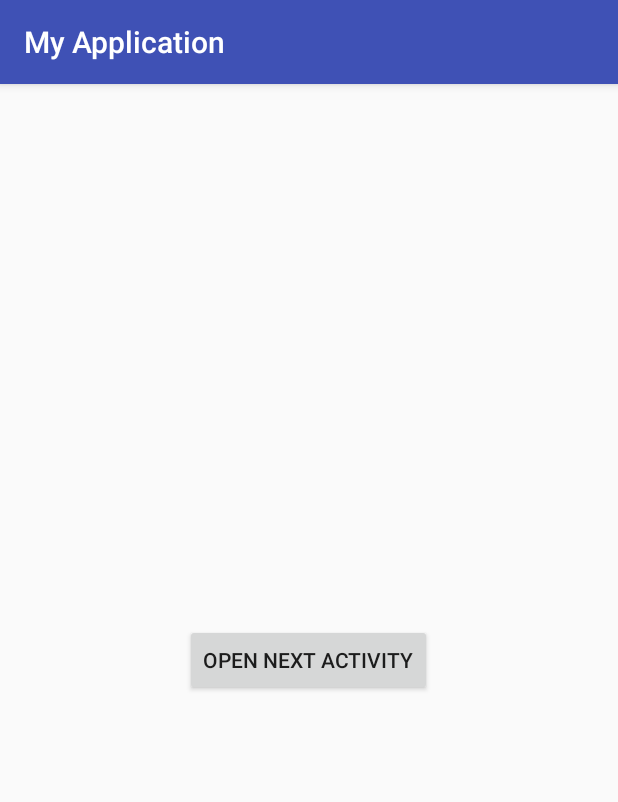
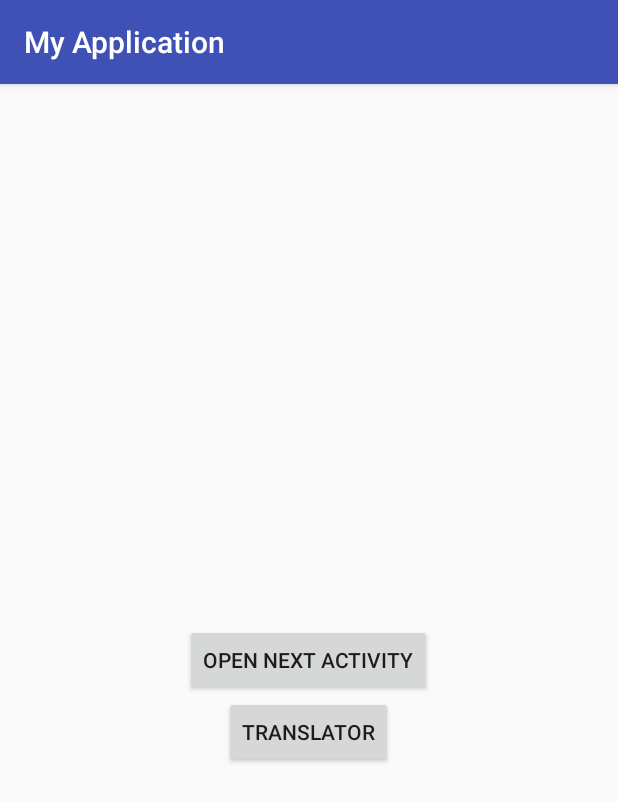
Before and after one commit to translationexchange/tml-java-android-samples-basic, an Android app: the screen it shows after launch (SplashActivity), on a phone screen of 412 x 824 dp. Shown: the top 802 px of the screen. Run offline under Robolectric (Android 15) with nearby library versions, the phone set to English and light mode, and no system bars; libraries missing offline, so code that uses them is left out: com.translationexchange.android; 3 statements that could not run were skipped.

Commit message:
Added button for open translation activity

```diff
--- a/app/src/main/java/com/translationexchange/samples/activity/SplashActivity.java
+++ b/app/src/main/java/com/translationexchange/samples/activity/SplashActivity.java
@@ -11,6 +11,7 @@ import android.view.View;
 import android.widget.Button;
 
 import com.translationexchange.android.TmlAndroid;
+import com.translationexchange.android.activities.OptionActivity;
 import com.translationexchange.android.interfaces.TmlAnnotation;
 import com.translationexchange.core.Tml;
 import com.translationexchange.core.TmlMode;
@@ -46,6 +47,14 @@ public class SplashActivity extends AppCompatActivity {
             }
         });
 
+        findViewById(R.id.btn_open_translator).setOnClickListener(new View.OnClickListener() {
+            @Override
+            public void onClick(View view) {
+                Intent mainIntent = new Intent(getApplicationContext(), OptionActivity.class);
+                startActivity(mainIntent);
+            }
+        });
+
         if (Build.VERSION.SDK_INT >= Build.VERSION_CODES.M && ActivityCompat.checkSelfPermission(this, Manifest.permission.WRITE_EXTERNAL_STORAGE) != PackageManager.PERMISSION_GRANTED) {
             ActivityCompat.requestPermissions(this, new String[]{Manifest.permission.WRITE_EXTERNAL_STORAGE, Manifest.permission.READ_EXTERNAL_STORAGE}, 100);
 //        } else {
--- a/app/src/main/res/layout/activity_splash.xml
+++ b/app/src/main/res/layout/activity_splash.xml
@@ -14,4 +14,13 @@
         android:layout_centerInParent="true"
         android:text="Open next Activity" />
 
+
+    <Button
+        android:id="@+id/btn_open_translator"
+        android:layout_width="wrap_content"
+        android:layout_height="wrap_content"
+        android:layout_below="@id/btn_open_next"
+        android:layout_centerInParent="true"
+        android:text="Translator" />
+
 </RelativeLayout>
```
